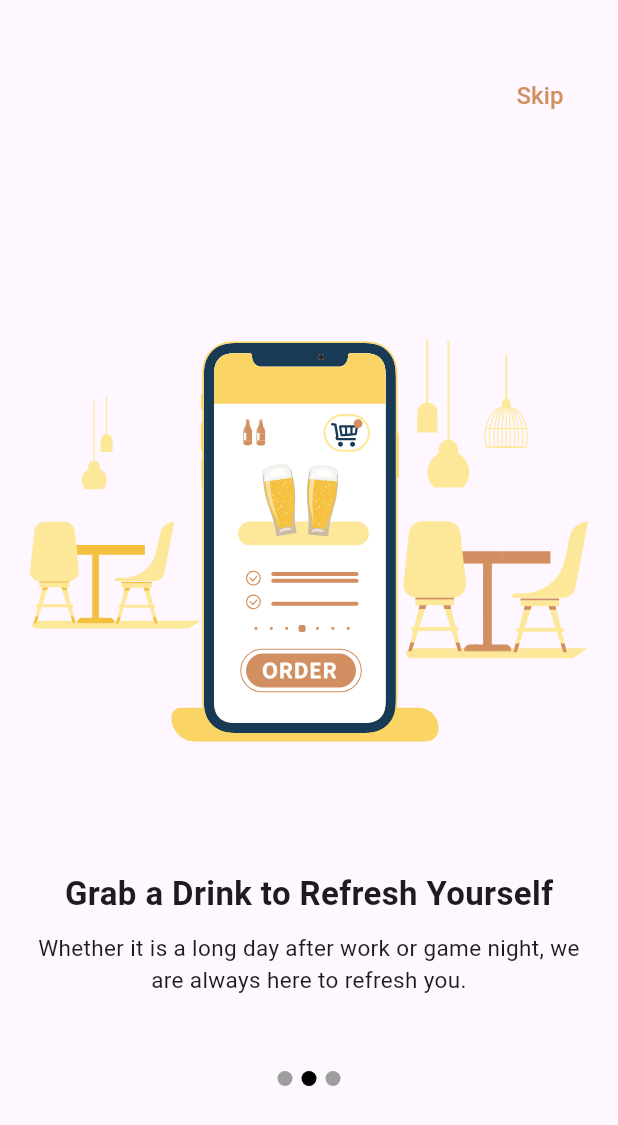
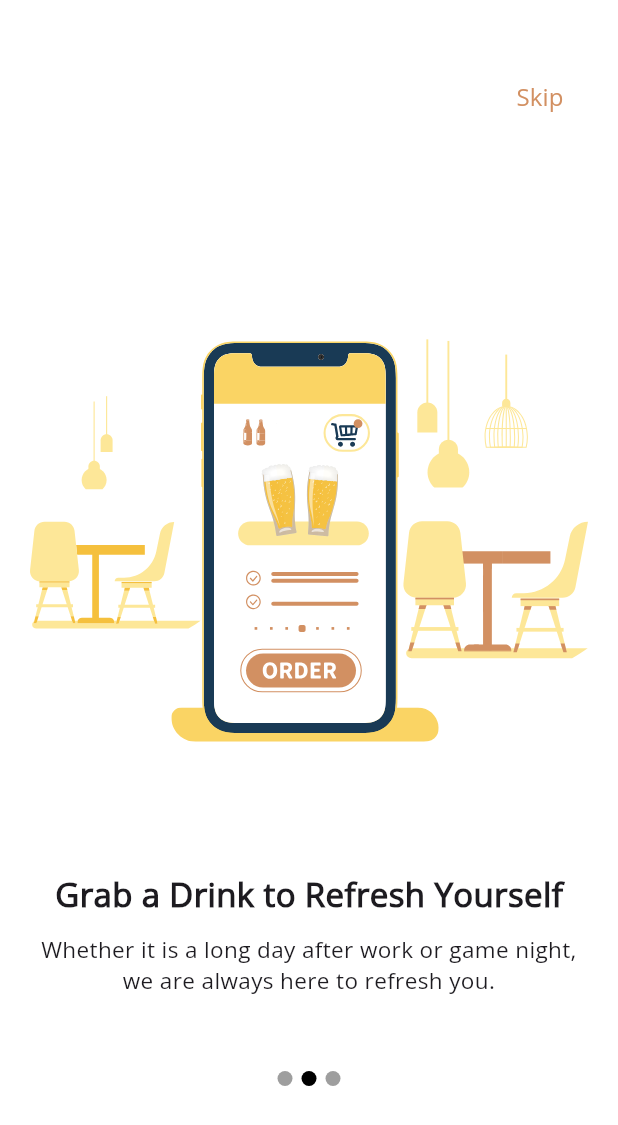
Before and after one commit to ST60002CEM/batch32a-nwj002, a Flutter app: the screen it shows after launch, on a phone screen of 412 x 824 dp. Shown: the top 1125 px of the screen. Run offline on Flutter 3.47's test engine with Material 3 defaults, Android fonts, the phone set to English and light mode, and no system bars; our stand-ins replace flutter_svg.

Commit message:
themes data.

```diff
--- a/lib/app/app.dart
+++ b/lib/app/app.dart
@@ -1,15 +1,16 @@
 import 'package:flutter/material.dart';
 import 'package:liquor_ordering_system/screen/splash_screen.dart';
+import 'package:liquor_ordering_system/theme/theme_data.dart';
 
 class MyApp extends StatelessWidget {
   const MyApp({super.key});
 
   @override
   Widget build(BuildContext context) {
-    return const MaterialApp(
+    return MaterialApp(
       debugShowCheckedModeBanner: false,
-      // themes
-      home: SplashScreen(),
+      theme: getApplicationTheme(),
+      home: const SplashScreen(),
     );
   }
 }
--- a/lib/screen/dashboard_screen.dart
+++ b/lib/screen/dashboard_screen.dart
@@ -1,5 +1,5 @@
 import 'package:flutter/material.dart';
-import 'package:liquor_ordering_system/screen/onboarding_screen.dart';
+import 'package:liquor_ordering_system/screen/login_screen.dart';
 
 class DashboardScreen extends StatefulWidget {
   const DashboardScreen({super.key});
@@ -22,8 +22,7 @@ class _DashboardScreenState extends State<DashboardScreen> {
             onPressed: () {
               Navigator.push(
                 context,
-                MaterialPageRoute(
-                    builder: (context) => const OnboardingScreen()),
+                MaterialPageRoute(builder: (context) => const LoginScreen()),
               );
             },
             icon: const Icon(Icons.exit_to_app),
--- a/lib/screen/login_screen.dart
+++ b/lib/screen/login_screen.dart
@@ -51,6 +51,7 @@ class _LoginScreenState extends State<LoginScreen> {
                     textAlign: TextAlign.center,
                     overflow: TextOverflow.clip,
                     style: TextStyle(
+                      fontFamily: 'OpenSans Bold',
                       fontWeight: FontWeight.w700,
                       fontStyle: FontStyle.normal,
                       fontSize: 26,
@@ -62,6 +63,7 @@ class _LoginScreenState extends State<LoginScreen> {
                     textAlign: TextAlign.center,
                     overflow: TextOverflow.clip,
                     style: TextStyle(
+                      fontFamily: 'OpenSans Regular',
                       fontWeight: FontWeight.w400,
                       fontStyle: FontStyle.normal,
                       fontSize: 15,
@@ -78,8 +80,7 @@ class _LoginScreenState extends State<LoginScreen> {
                         if (value == null || value.isEmpty) {
                           return 'Email Is Required';
                         }
-                        if (value != "Admin@gmail.com" ||
-                            value != "admin@gmail.com") {
+                        if (value != "admin@gmail.com") {
                           return 'Email is not valid';
                         }
                         return null;
--- a/lib/screen/signup_screen.dart
+++ b/lib/screen/signup_screen.dart
@@ -12,7 +12,7 @@ class _SignUpScreenState extends State<SignUpScreen> {
   bool _obscureTextPassword = true;
   bool _obscureTextPasswordConfirm = true;
 
-  final _formKey = GlobalKey<FormState>();
+  // final _formKey = GlobalKey<FormState>();
 
   @override
   Widget build(BuildContext context) {
--- /dev/null
+++ b/lib/theme/theme_data.dart
@@ -0,0 +1,23 @@
+import 'package:flutter/material.dart';
+
+ThemeData getApplicationTheme() {
+  return ThemeData(
+    primarySwatch: Colors.green,
+    scaffoldBackgroundColor: Colors.white,
+    fontFamily: 'OpenSans Regular',
+    elevatedButtonTheme: ElevatedButtonThemeData(
+      style: ElevatedButton.styleFrom(
+        textStyle: const TextStyle(
+          fontSize: 16,
+          fontWeight: FontWeight.bold,
+          fontFamily: 'OpenSans Regular',
+        ),
+        foregroundColor: Colors.white,
+        backgroundColor: const Color(0xFFD29062),
+        shape: RoundedRectangleBorder(
+          borderRadius: BorderRadius.circular(12.0),
+        ),
+      ),
+    ),
+  );
+}
```
Also changed, not shown: pubspec.yaml (+17 -11 lines), assets/fonts/Montserrat-BoldItalic.ttf (added), assets/fonts/OpenSans-Regular.ttf (added), assets/fonts/OpenSans_Condensed-Bold.ttf (added).
